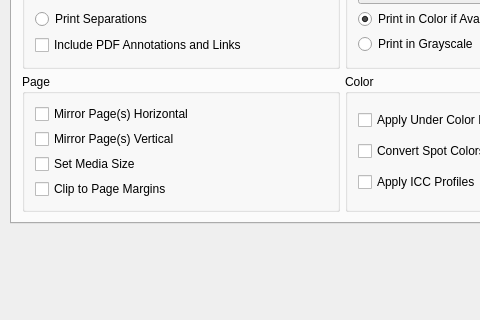
Old version of the form scribus/tabprinter.ui in the repository scribusproject/scribus; both pictures show x 0 to 480 and y 216 to 536 of the 684 by 536 pixel window.
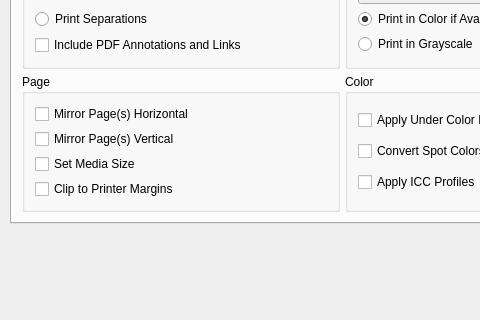
New version of the form. Custom widgets are drawn as their Qt base class.

Commit message: Fixed incorrect or not working clipping in the PDF and PS output. Made the wording for the clipping more correct to show that the printer margins are meant. Bug #7568 should be fixed with these changes.

The edit to the form file:
```diff
--- a/scribus/tabprinter.ui
+++ b/scribus/tabprinter.ui
@@ -41,14 +41,6 @@
       <number>0</number>
      </property>
      <widget class="QWidget" name="tab" >
-      <property name="geometry" >
-       <rect>
-        <x>0</x>
-        <y>0</y>
-        <width>656</width>
-        <height>331</height>
-       </rect>
-      </property>
       <attribute name="title" >
        <string>Options</string>
       </attribute>
@@ -95,7 +87,7 @@
           <item row="3" column="0" >
            <widget class="QCheckBox" name="setClip" >
             <property name="text" >
-             <string>Clip to Page Margins</string>
+             <string>Clip to Printer Margins</string>
             </property>
            </widget>
           </item>
```
Left out of the diff: 8 changed lines with no effect on the pictures. The commit also changes 5 other files.
